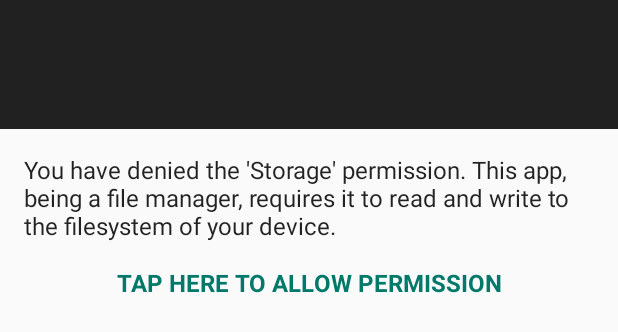
After one commit to edgardavtyan/material-file-manager, an Android app: the layout error_permission_storage_denied.xml on its own in the app's theme, with its tools: preview values and no code run, on a phone screen of 412 x 824 dp. The commit adds this screen. Shown: the top 332 px of the screen. Run offline under Robolectric (Android 15) with nearby library versions, the phone set to English and light mode, and no system bars.

Commit message:
Show error if permission is denied temporarily
Temporarily means that 'Don't ask again' is not checked

```diff
--- a/app/src/main/res/layout/activity_main.xml
+++ b/app/src/main/res/layout/activity_main.xml
@@ -80,6 +80,8 @@
 
         <include layout="@layout/error_permission_storage_never_ask_again"/>
 
+        <include layout="@layout/error_permission_storage_denied" />
+
     </LinearLayout>
 
     <android.support.design.widget.NavigationView
--- /dev/null
+++ b/app/src/main/res/layout/error_permission_storage_denied.xml
@@ -0,0 +1,37 @@
+<?xml version="1.0" encoding="utf-8"?>
+<LinearLayout
+    xmlns:android="http://schemas.android.com/apk/res/android"
+    xmlns:tools="http://schemas.android.com/tools"
+    android:id="@+id/permission_storage_error_denied"
+    android:orientation="vertical"
+    android:layout_width="match_parent"
+    android:layout_height="match_parent"
+    android:padding="@dimen/spacing_normal"
+    android:gravity="center_horizontal"
+    android:visibility="gone"
+    tools:visibility="visible"
+    >
+
+    <TextView
+        android:layout_width="match_parent"
+        android:layout_height="wrap_content"
+        android:text="@string/permissions_storage_denied_message"
+        android:textColor="@color/textPrimary"
+        android:textSize="@dimen/font_normal"
+        />
+
+    <TextView
+        android:id="@+id/permission_storage_request_link"
+        android:layout_width="match_parent"
+        android:layout_height="wrap_content"
+        android:paddingBottom="@dimen/spacing_normal"
+        android:paddingTop="@dimen/spacing_normal"
+        android:gravity="center_horizontal"
+        android:text="Tap here to allow permission"
+        android:textAllCaps="true"
+        android:textColor="@color/accent"
+        android:textSize="@dimen/font_normal"
+        android:textStyle="bold"
+        />
+
+</LinearLayout>
--- a/app/src/main/res/values/strings.xml
+++ b/app/src/main/res/values/strings.xml
@@ -21,5 +21,9 @@
     <string name="permissions_storage_neverAskAgain_step2">2. Tap on \'Permissions\'</string>
     <string name="permissions_storage_neverAskAgain_step3">3. Tap on \'Storage\' to enable the permission</string>
 
+    <string name="permissions_storage_denied_message">
+        You have denied the \'Storage\' permission. This app, being a file manager, requires it to
+        read and write to the filesystem of your device.
+    </string>
 
 </resources>
```
Also changed, not shown: app/src/main/java/com/davtyan/filemanager/components/main/MainActivity.java (+16 -0 lines), app/src/main/java/com/davtyan/filemanager/components/main/MainPresenter.java (+13 -1 lines).
